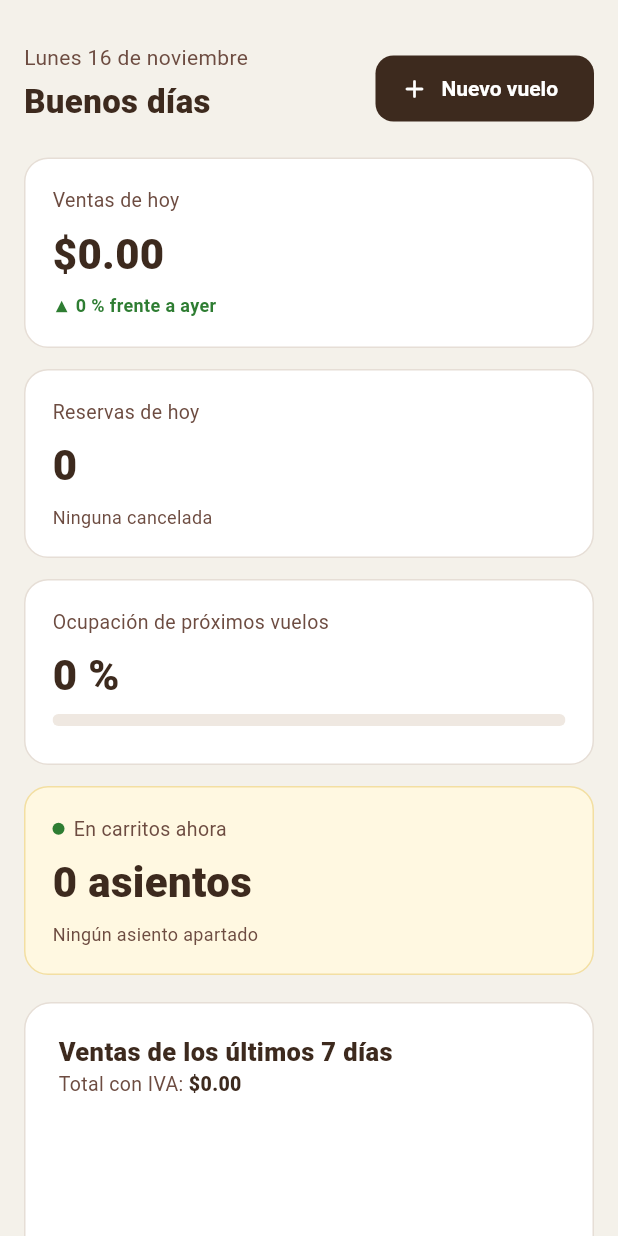
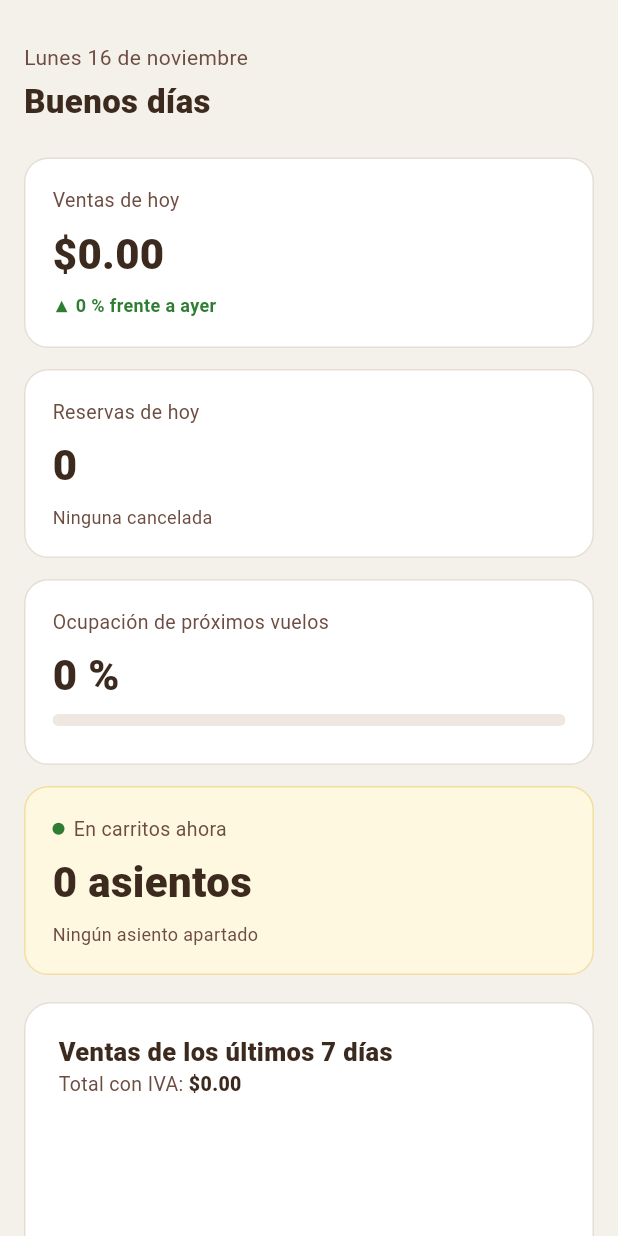
Before and after one commit to JaimXD/aerotech-reservas, a Flutter app: the _Contenido widget shown alone on an empty page, opened directly with empty values, on a phone screen of 412 x 824 dp. Run offline on Flutter 3.47's test engine with Material 3 defaults, Android fonts, the phone set to English and light mode, and no system bars; our stand-ins replace flutter_secure_storage, web; missing offline and left inert: dart:js_interop; accounts and stored records are empty; network calls fail.

Commit message:
Panel: se quita el botón Nuevo vuelo

```diff
--- a/app_aerea/lib/pages/admin/panel_admin_page.dart
+++ b/app_aerea/lib/pages/admin/panel_admin_page.dart
@@ -27,16 +27,12 @@ class PanelAdminPage extends StatefulWidget {
   /// Para que los enlaces del panel abran otra sección del menú.
   final ValueChanged<SeccionAdmin> onIrA;
 
-  /// Abre el formulario de nuevo vuelo.
-  final VoidCallback onNuevoVuelo;
-
   /// Abre el detalle de un vuelo (filas de "Próximas salidas").
   final ValueChanged<int> onVerVuelo;
 
   const PanelAdminPage({
     super.key,
     required this.onIrA,
-    required this.onNuevoVuelo,
     required this.onVerVuelo,
   });
 
@@ -100,7 +96,6 @@ class _PanelAdminPageState extends State<PanelAdminPage> {
     return _Contenido(
       panel: panel,
       onIrA: widget.onIrA,
-      onNuevoVuelo: widget.onNuevoVuelo,
       onVerVuelo: widget.onVerVuelo,
     );
   }
@@ -109,13 +104,11 @@ class _PanelAdminPageState extends State<PanelAdminPage> {
 class _Contenido extends StatelessWidget {
   final PanelAdmin panel;
   final ValueChanged<SeccionAdmin> onIrA;
-  final VoidCallback onNuevoVuelo;
   final ValueChanged<int> onVerVuelo;
 
   const _Contenido({
     required this.panel,
     required this.onIrA,
-    required this.onNuevoVuelo,
     required this.onVerVuelo,
   });
 
@@ -148,41 +141,18 @@ class _Contenido extends StatelessWidget {
                 crossAxisAlignment: CrossAxisAlignment.stretch,
                 children: [
                   // Encabezado
-                  Wrap(
-                    alignment: WrapAlignment.spaceBetween,
-                    crossAxisAlignment: WrapCrossAlignment.end,
-                    spacing: 16,
-                    runSpacing: 12,
-                    children: [
                   Column(
-                        mainAxisSize: MainAxisSize.min,
                     crossAxisAlignment: CrossAxisAlignment.start,
                     children: [
                       Text(Formato.fechaLarga(hoy),
                           style: const TextStyle(
-                                  fontSize: 14,
-                                  color: AppColors.textSecondary)),
+                              fontSize: 14, color: AppColors.textSecondary)),
                       const SizedBox(height: 4),
                       Text(_saludo(),
                           style: TextStyle(
                               fontSize: compacto ? 22 : 28,
                               fontWeight: FontWeight.w800,
                               color: AppColors.primary)),
-                        ],
-                      ),
-                      FilledButton.icon(
-                        onPressed: onNuevoVuelo,
-                        icon: const Icon(Icons.add_rounded, size: 20),
-                        label: const Text('Nuevo vuelo'),
-                        style: FilledButton.styleFrom(
-                          backgroundColor: AppColors.primary,
-                          minimumSize: const Size(0, 44),
-                          shape: RoundedRectangleBorder(
-                              borderRadius: BorderRadius.circular(12)),
-                          textStyle: const TextStyle(
-                              fontSize: 14, fontWeight: FontWeight.w700),
-                        ),
-                      ),
                     ],
                   ),
                   const SizedBox(height: 22),
```
Also changed, not shown: app_aerea/lib/pages/admin/admin_page.dart (+1 -6 lines), app_aerea/lib/pages/admin/vuelos_admin_page.dart (+3 -10 lines). Lines whose indentation alone changed are shown as unchanged.
